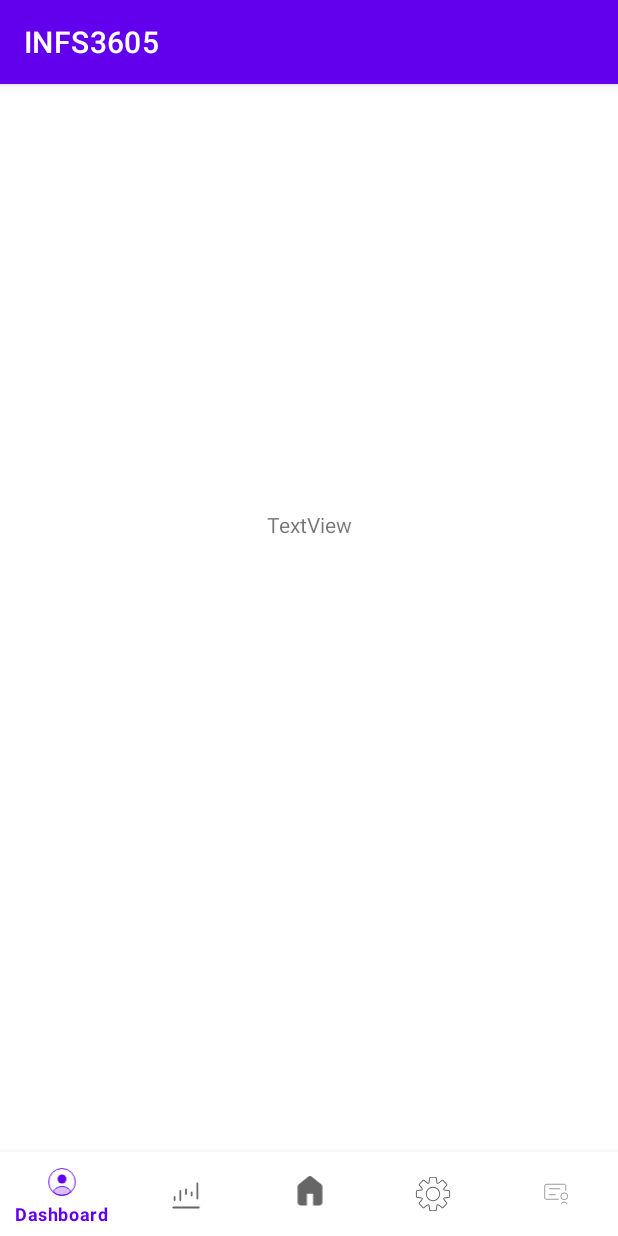
After one commit to florencepoon/INFS3605, an Android app: the MainActivity screen opened directly, with no data from a screen before it, on a phone screen of 412 x 824 dp. The commit adds this screen. Run offline under Robolectric (Android 15) with nearby library versions, the phone set to English and light mode, and no system bars.

Commit message:
attempt 1 to link navigation bar but i'm retarded and can't do it -> will resume later

```diff
--- a/app/src/main/AndroidManifest.xml
+++ b/app/src/main/AndroidManifest.xml
@@ -13,7 +13,7 @@
         android:theme="@style/Theme.INFS3605"
         tools:targetApi="31">
         <activity
-            android:name=".Dashboard"
+            android:name=".MainActivity"
             android:exported="false" />
         <activity
             android:name=".LoginActivity"
@@ -23,7 +23,6 @@
             android:exported="true">
             <intent-filter>
                 <action android:name="android.intent.action.MAIN" />
-
                 <category android:name="android.intent.category.LAUNCHER" />
             </intent-filter>
         </activity>
--- a/app/src/main/java/com/example/infs3605/LoginActivity.java
+++ b/app/src/main/java/com/example/infs3605/LoginActivity.java
@@ -34,7 +34,7 @@ public class LoginActivity extends AppCompatActivity {
             }
     );
     void launchMainActivity() {
-        Intent intent = new Intent(this, Dashboard.class);
+        Intent intent = new Intent(this, MainActivity.class);
         startActivity(intent);
     }
     @Override
--- /dev/null
+++ b/app/src/main/java/com/example/infs3605/MainActivity.java
@@ -0,0 +1,15 @@
+package com.example.infs3605;
+
+import androidx.appcompat.app.AppCompatActivity;
+import android.os.Bundle;
+
+
+public class MainActivity extends AppCompatActivity {
+
+    @Override
+    public void onCreate(Bundle savedInstanceState) {
+        super.onCreate(savedInstanceState);
+        setContentView(R.layout.fragment_dashboard);
+
+    }
+}
--- a/app/src/main/res/layout/activity_dashboard.xml
+++ b/app/src/main/res/layout/fragment_dashboard.xml
@@ -6,10 +6,21 @@
     android:layout_height="match_parent"
     tools:context=".Dashboard">
 
+    <TextView
+        android:id="@+id/textView"
+        android:layout_width="wrap_content"
+        android:layout_height="wrap_content"
+        android:layout_marginTop="284dp"
+        android:layout_marginEnd="177dp"
+        android:text="TextView"
+        app:layout_constraintEnd_toEndOf="parent"
+        app:layout_constraintTop_toTopOf="parent" />
+
     <com.google.android.material.bottomnavigation.BottomNavigationView
         android:id="@+id/bottomNavigationView"
         android:layout_width="match_parent"
         android:layout_height="wrap_content"
+        android:clickable="true"
         app:layout_constraintBottom_toBottomOf="parent"
         app:layout_constraintEnd_toEndOf="parent"
         app:layout_constraintStart_toStartOf="parent"
@@ -18,6 +29,7 @@
     </com.google.android.material.bottomnavigation.BottomNavigationView>
 
     <FrameLayout
+        android:id="@+id/frameLayout"
         android:layout_width="0dp"
         android:layout_height="0dp"
         app:layout_constraintBottom_toTopOf="@+id/bottomNavigationView"
--- a/app/src/main/res/layout/fragment_insights.xml
+++ b/app/src/main/res/layout/fragment_insights.xml
@@ -9,6 +9,7 @@
     <TextView
         android:layout_width="match_parent"
         android:layout_height="match_parent"
-        android:text="@string/hello_blank_fragment" />
+        android:text="@string/hello_insights_fragment"
+        android:textSize="60sp" />
 
 </FrameLayout>
--- a/app/src/main/res/layout/fragment_profile.xml
+++ b/app/src/main/res/layout/fragment_profile.xml
@@ -9,6 +9,7 @@
     <TextView
         android:layout_width="match_parent"
         android:layout_height="match_parent"
-        android:text="@string/hello_blank_fragment" />
+        android:text="@string/hello_profile_fragment"
+        android:textSize="60sp" />
 
 </FrameLayout>
--- a/app/src/main/res/layout/fragment_settings.xml
+++ b/app/src/main/res/layout/fragment_settings.xml
@@ -9,6 +9,7 @@
     <TextView
         android:layout_width="match_parent"
         android:layout_height="match_parent"
-        android:text="@string/hello_blank_fragment" />
+        android:text="@string/hello_settings_fragment"
+        android:textSize="60sp" />
 
 </FrameLayout>
--- a/app/src/main/res/menu/bottom_nav_menu.xml
+++ b/app/src/main/res/menu/bottom_nav_menu.xml
@@ -4,22 +4,31 @@
 
     <item
         android:id="@+id/Dashboard"
+        android:enabled="true"
         android:icon="@drawable/dashboard"
-        android:title="Dashboard" />
+        android:title="@string/dashboard" />
 
-    <item android:title="Insights"
+    <item
         android:id="@+id/Insights"
-        android:icon="@drawable/insights"/>
+        android:enabled="true"
+        android:icon="@drawable/insights"
+        android:title="@string/insights" />
 
-    <item android:title="Home"
+    <item
         android:id="@+id/Home"
-        android:icon="@drawable/home"/>
+        android:enabled="true"
+        android:icon="@drawable/home"
+        android:title="@string/home" />
 
-    <item android:title="Settings"
+    <item
         android:id="@+id/Settings"
-        android:icon="@drawable/settings"/>
+        android:enabled="true"
+        android:icon="@drawable/settings"
+        android:title="@string/settings" />
 
-    <item android:title="Profile"
+    <item
         android:id="@+id/Profile"
-        android:icon="@drawable/profile"/>
+        android:enabled="true"
+        android:icon="@drawable/profile"
+        android:title="@string/profile" />
 </menu>
--- a/app/src/main/res/values/strings.xml
+++ b/app/src/main/res/values/strings.xml
@@ -5,7 +5,14 @@
     <string name="app_title">APP NAME</string>
     <string name="slogan">catchy phrase</string>
     <string name="text_landingButton">Get started for free ></string>
-    <!-- TODO: Remove or change this placeholder text -->
-    <string name="hello_blank_fragment">Hello blank fragment</string>
+    <string name="hello_home_fragment">Hello home fragment</string>
+    <string name="hello_profile_fragment">Hello profile fragment</string>
+    <string name="hello_settings_fragment">Hello settings fragment</string>
+    <string name="hello_insights_fragment">Hello insights fragment</string>
+    <string name="dashboard">Dashboard</string>
+    <string name="home">Home</string>
+    <string name="settings">Settings</string>
+    <string name="insights">Insights</string>
+    <string name="profile">Profile</string>
 
 </resources>
```
Also changed, not shown: app/src/main/java/com/example/infs3605/Dashboard.java (+15 -6 lines), app/src/main/java/com/example/infs3605/Home.java (+0 -41 lines), app/src/main/java/com/example/infs3605/Insights.java (+0 -41 lines), app/src/main/java/com/example/infs3605/Profile.java (+0 -41 lines), app/src/main/java/com/example/infs3605/Settings.java (+0 -41 lines), app/src/main/res/layout/fragment_home.xml (+4 -3 lines).
